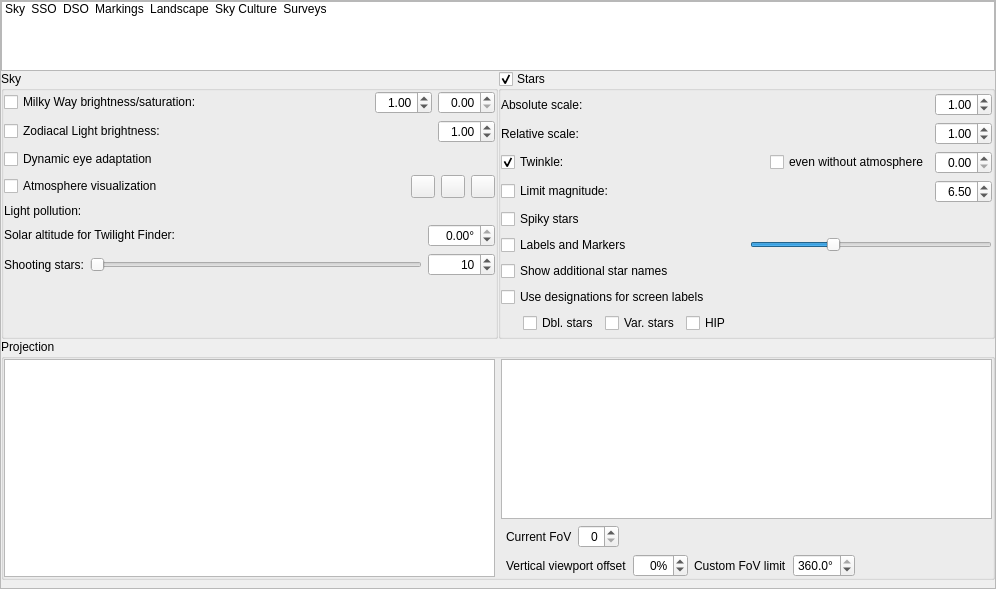
First picture: the form in src/gui/viewDialog.ui, repository Stellarium/stellarium, before the edit.
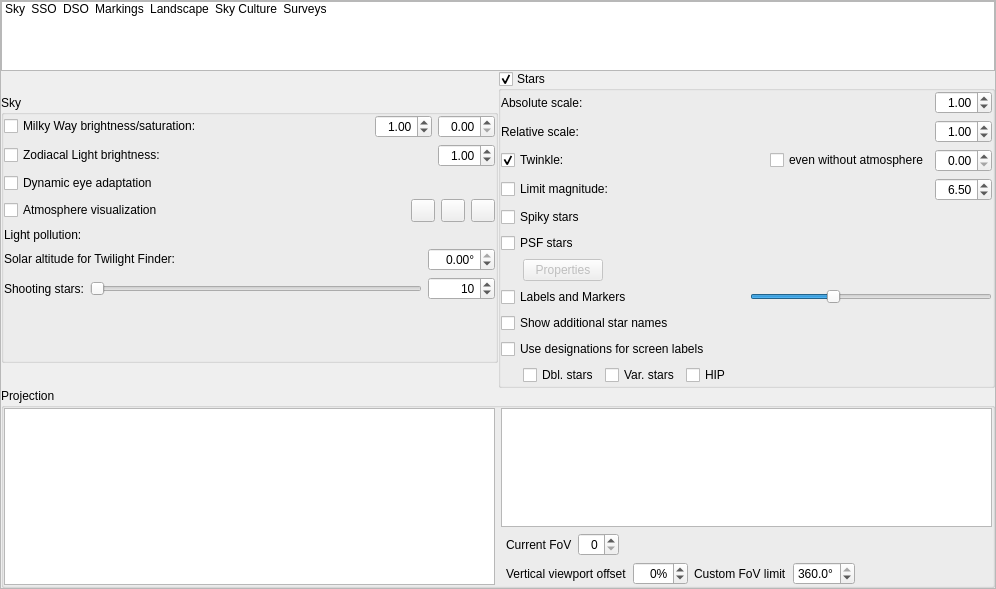
Second picture: the form after the edit. Icons and pictures are not drawn. Custom widgets are drawn as their Qt base class.

Commit message:
Experimental: Render stars with point spread function profile
Inspired by Celestia's PSF rendered stars. Code generated by AI (Codex).

Patch:
```diff
--- a/src/gui/viewDialog.ui
+++ b/src/gui/viewDialog.ui
@@ -658,7 +658,7 @@
                  </property>
                 </widget>
                </item>
-               <item row="5" column="0" colspan="3">
+               <item row="6" column="0" colspan="3">
                 <layout class="QHBoxLayout" name="horizontalLayout_starLabel">
                  <item>
                   <widget class="QCheckBox" name="starLabelCheckBox">
@@ -738,7 +738,7 @@
                  </property>
                 </widget>
                </item>
-               <item row="6" column="0" colspan="3">
+               <item row="7" column="0" colspan="3">
                 <widget class="QCheckBox" name="checkBoxAdditionalNamesStars">
                  <property name="toolTip">
                   <string>Show all available proper names</string>
@@ -748,7 +748,7 @@
                  </property>
                 </widget>
                </item>
-               <item row="7" column="0" colspan="3">
+               <item row="8" column="0" colspan="3">
                 <widget class="QCheckBox" name="checkBoxStarDesignationsOnlyUsage">
                  <property name="toolTip">
                   <string>Use designations of stars instead of their common names for screen labels</string>
@@ -781,7 +781,7 @@
                  </property>
                 </widget>
                </item>
-               <item row="8" column="0" colspan="3">
+               <item row="9" column="0" colspan="3">
                 <layout class="QHBoxLayout" name="horizontalLayout_28">
                  <property name="leftMargin">
                   <number>22</number>
@@ -841,6 +841,50 @@
                  </property>
                 </widget>
                </item>
+               <item row="5" column="0" colspan="3">
+                <layout class="QVBoxLayout" name="verticalLayoutPsfStars">
+                 <item>
+                  <widget class="QCheckBox" name="psfStarsCheckBox">
+                   <property name="toolTip">
+                    <string>Render catalogue stars with a point spread function profile</string>
+                   </property>
+                   <property name="text">
+                    <string>PSF stars</string>
+                   </property>
+                  </widget>
+                 </item>
+                 <item>
+                  <layout class="QHBoxLayout" name="horizontalLayoutPsfStarProperties">
+                   <property name="leftMargin">
+                    <number>22</number>
+                   </property>
+                   <item>
+                    <widget class="QPushButton" name="psfStarsPropertiesButton">
+                     <property name="enabled">
+                      <bool>false</bool>
+                     </property>
+                     <property name="text">
+                      <string>Properties</string>
+                     </property>
+                    </widget>
+                   </item>
+                   <item>
+                    <spacer name="horizontalSpacerPsfStars">
+                     <property name="orientation">
+                      <enum>Qt::Horizontal</enum>
+                     </property>
+                     <property name="sizeHint" stdset="0">
+                      <size>
+                       <width>40</width>
+                       <height>20</height>
+                      </size>
+                     </property>
+                    </spacer>
+                   </item>
+                  </layout>
+                 </item>
+                </layout>
+               </item>
                <item row="2" column="1">
                 <widget class="QCheckBox" name="starTwinkleWithoutAtmosphereCheckBox">
                  <property name="toolTip">
```
The commit also changes 15 other files.
